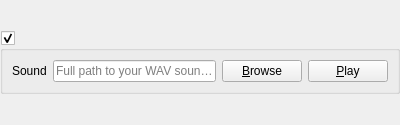
First picture: the form in src/librssguard/gui/notifications/singlenotificationeditor.ui, repository martinrotter/rssguard, before the edit.
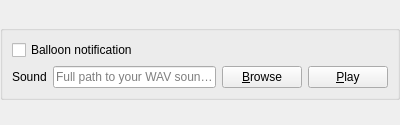
Second picture: the form after the edit.

```diff
--- a/src/librssguard/gui/notifications/singlenotificationeditor.ui
+++ b/src/librssguard/gui/notifications/singlenotificationeditor.ui
@@ -40,18 +40,15 @@
        <verstretch>0</verstretch>
       </sizepolicy>
      </property>
-     <property name="checkable">
-      <bool>true</bool>
-     </property>
      <layout class="QFormLayout" name="formLayout">
-      <item row="0" column="0">
+      <item row="1" column="0">
        <widget class="QLabel" name="label">
         <property name="text">
          <string>Sound</string>
         </property>
        </widget>
       </item>
-      <item row="0" column="1">
+      <item row="1" column="1">
        <layout class="QHBoxLayout" name="horizontalLayout_2">
         <item>
          <widget class="QLineEdit" name="m_txtSound">
@@ -76,6 +73,13 @@
         </item>
        </layout>
       </item>
+      <item row="0" column="0" colspan="2">
+       <widget class="QCheckBox" name="m_cbBalloon">
+        <property name="text">
+         <string>Balloon notification</string>
+        </property>
+       </widget>
+      </item>
      </layout>
     </widget>
    </item>
```
Left out of the diff: 9 changed lines with no effect on the pictures.
